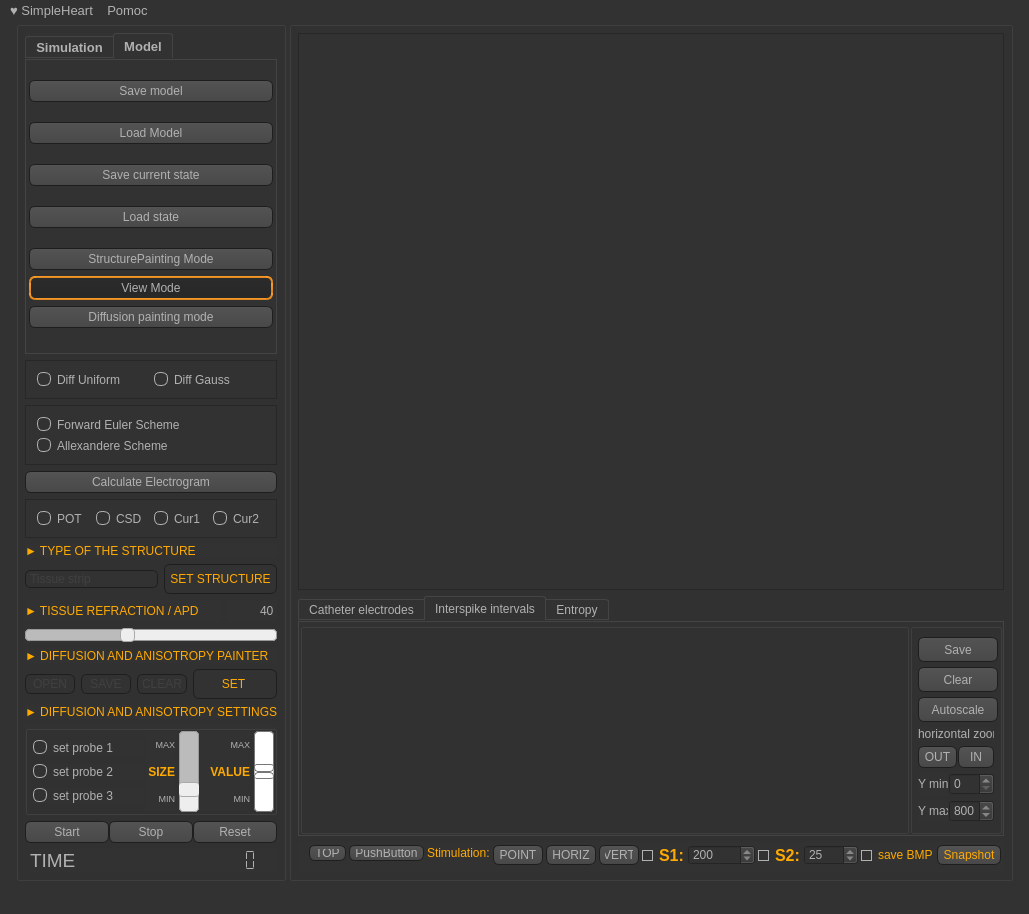
Above: simpleheart.ui from pmpod/SimpleHeart before the change. Below: the same form after it.
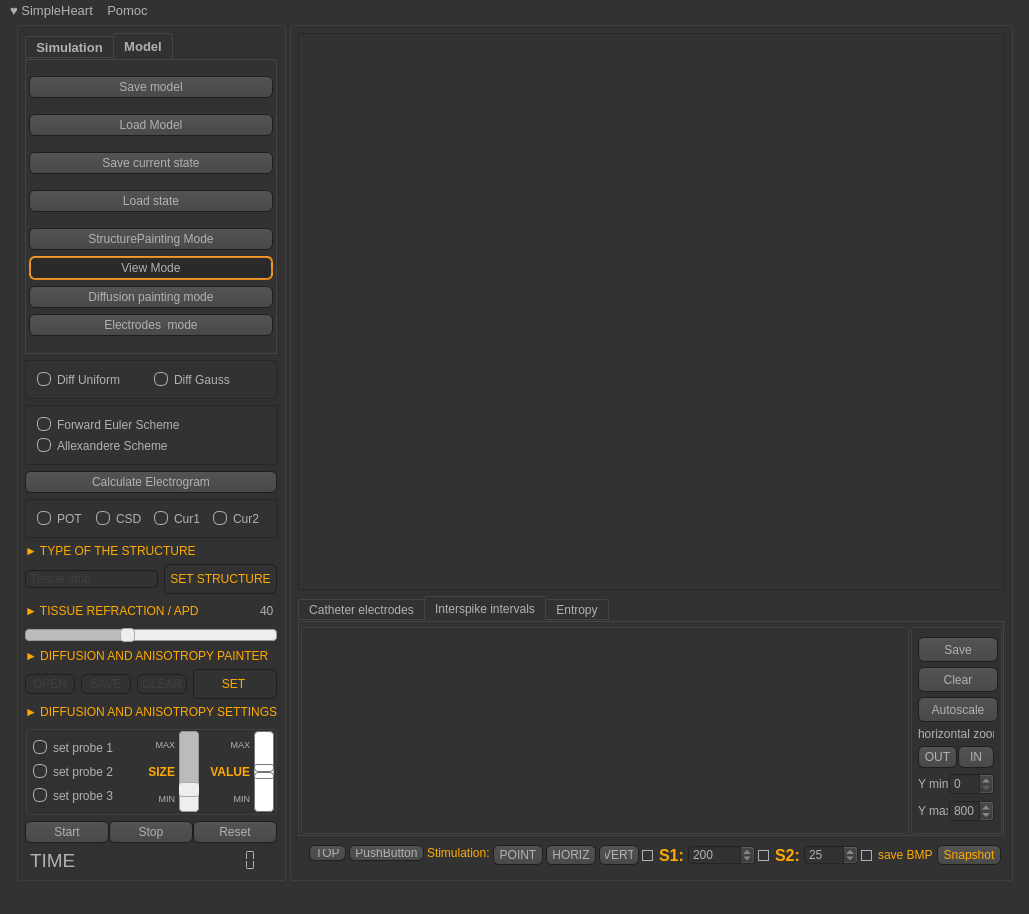
That is the form after the change. The open tabs and pages were chosen to show the change. Icons and pictures are not drawn.

What changed in the file:
```diff
--- a/simpleheart.ui
+++ b/simpleheart.ui
@@ -672,6 +672,19 @@
                </property>
               </widget>
              </item>
+             <item row="5" column="1">
+              <widget class="QPushButton" name="b_epStudy">
+               <property name="text">
+                <string>Electrodes  mode</string>
+               </property>
+               <property name="checkable">
+                <bool>true</bool>
+               </property>
+               <property name="autoExclusive">
+                <bool>true</bool>
+               </property>
+              </widget>
+             </item>
             </layout>
            </item>
           </layout>
```
Left out of the diff: 4 changed lines with no effect on the pictures.
